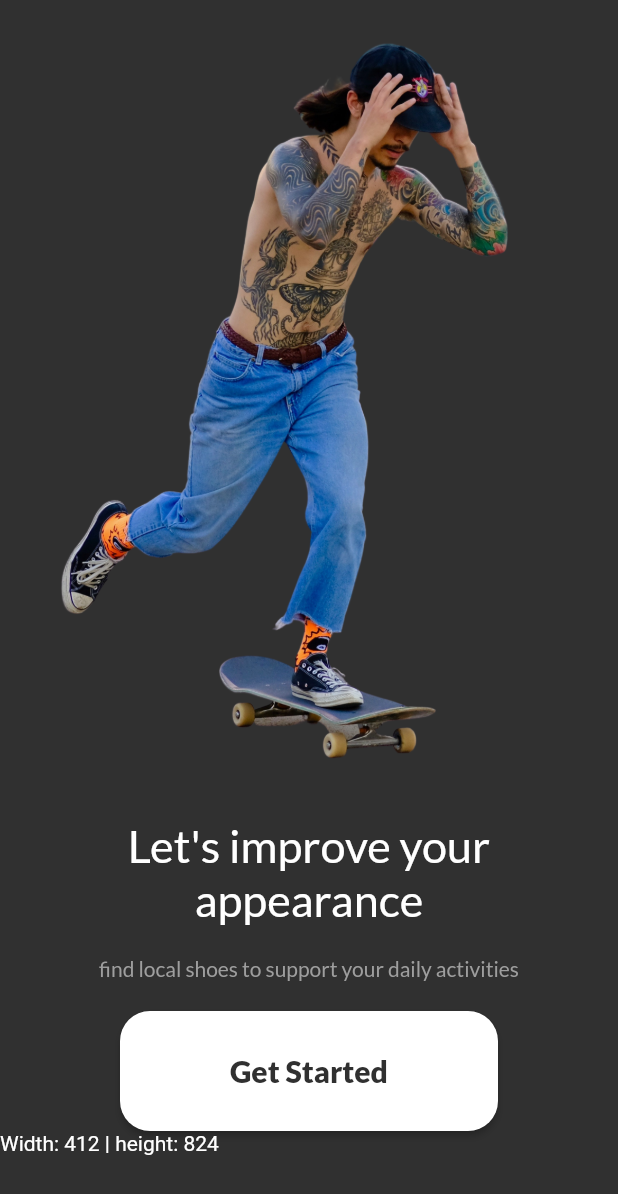
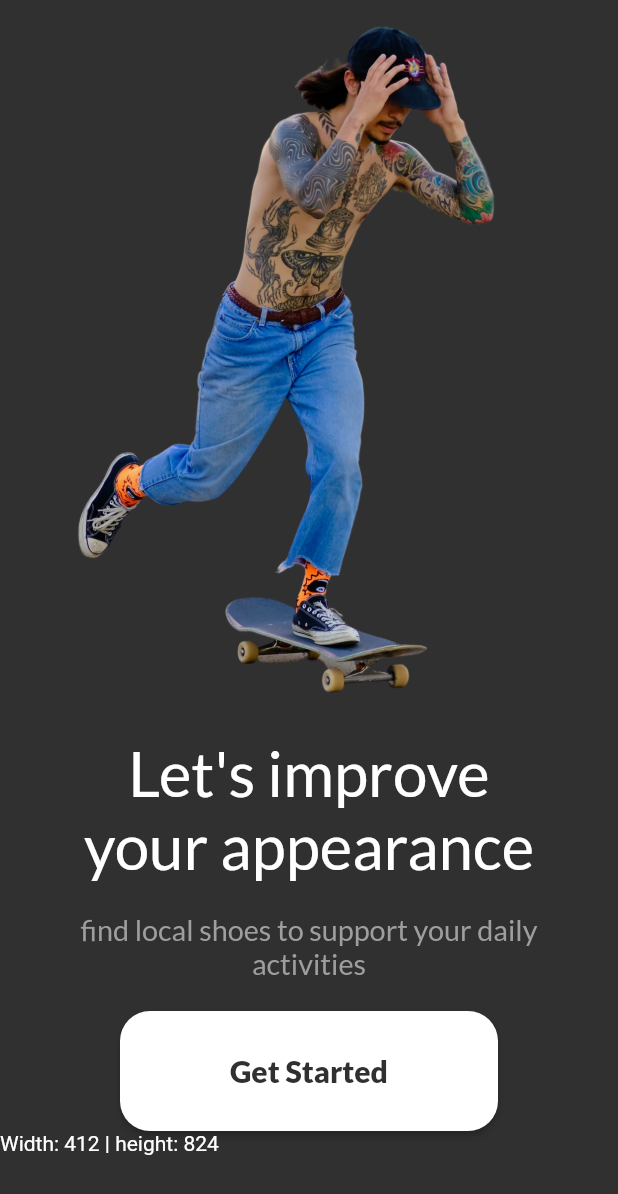
Before and after one commit to NotRegister/online_shoes, a Flutter app: the screen it shows after launch, on a phone screen of 412 x 824 dp. Shown: the top 1194 px of the screen. Run offline on Flutter 3.47's test engine with Material 2 defaults, Android fonts, the phone set to English and light mode, and no system bars; our stand-ins replace google_fonts, sizer.

```diff
--- a/lib/intro_page.dart
+++ b/lib/intro_page.dart
@@ -1,6 +1,7 @@
 import 'package:flutter/material.dart';
 import 'package:flutter/rendering.dart';
 import 'package:google_fonts/google_fonts.dart';
+import 'package:sizer/sizer.dart';
 
 class IntroPage extends StatelessWidget {
   @override
@@ -27,7 +28,7 @@ class IntroPage extends StatelessWidget {
                     textAlign: TextAlign.center,
                     style: GoogleFonts.lato(
                       textStyle: TextStyle(
-                        fontSize: 30,
+                        fontSize: 30.sp,
                         fontWeight: FontWeight.w500,
                         color: Colors.white,
                       ),
@@ -43,7 +44,7 @@ class IntroPage extends StatelessWidget {
                       textStyle: TextStyle(
                           color: Colors.grey,
                           fontWeight: FontWeight.w400,
-                          fontSize: 14),
+                          fontSize: 14.sp),
                     ),
                   ),
                 ],
--- a/lib/main.dart
+++ b/lib/main.dart
@@ -1,5 +1,6 @@
 import 'package:flutter/material.dart';
 import 'package:online_shoes/intro_page.dart';
+import 'package:sizer/sizer.dart';
 
 void main() {
   runApp(MyApp());
@@ -10,8 +11,10 @@ class MyApp extends StatelessWidget {
 
   @override
   Widget build(BuildContext context) {
-    return MaterialApp(
-      home: IntroPage(),
-    );
+    return Sizer(builder: (context, orientation, deviceType) {
+      return MaterialApp(
+        home: IntroPage(),
+      );
+    });
   }
 }
--- a/pubspec.yaml
+++ b/pubspec.yaml
@@ -28,6 +28,7 @@ dependencies:
   # Use with the CupertinoIcons class for iOS style icons.
   cupertino_icons: ^1.0.2
   google_fonts: ^2.1.0
+  sizer: ^2.0.13
 
 dev_dependencies:
   flutter_test:
```
Also changed, not shown: pubspec.lock.
